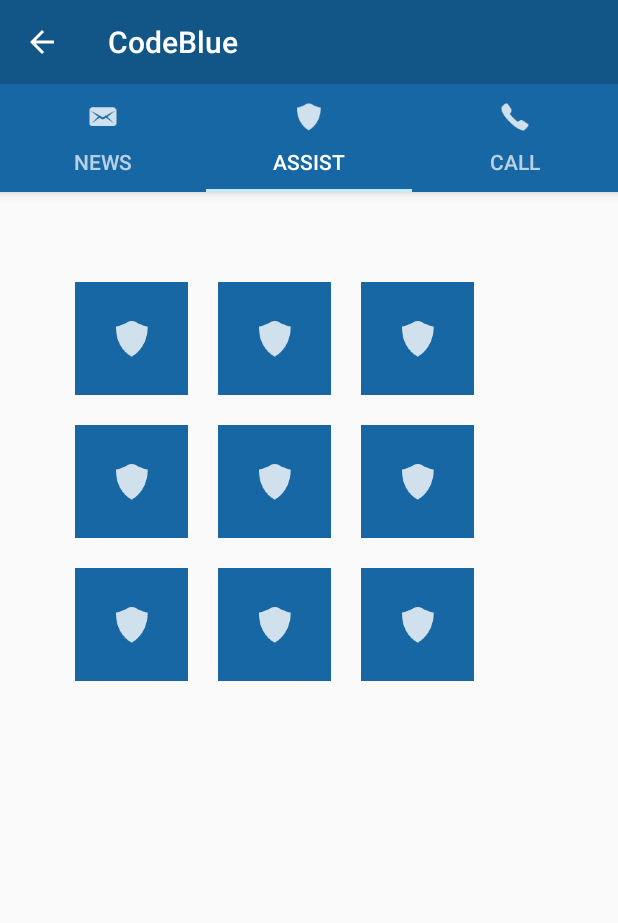
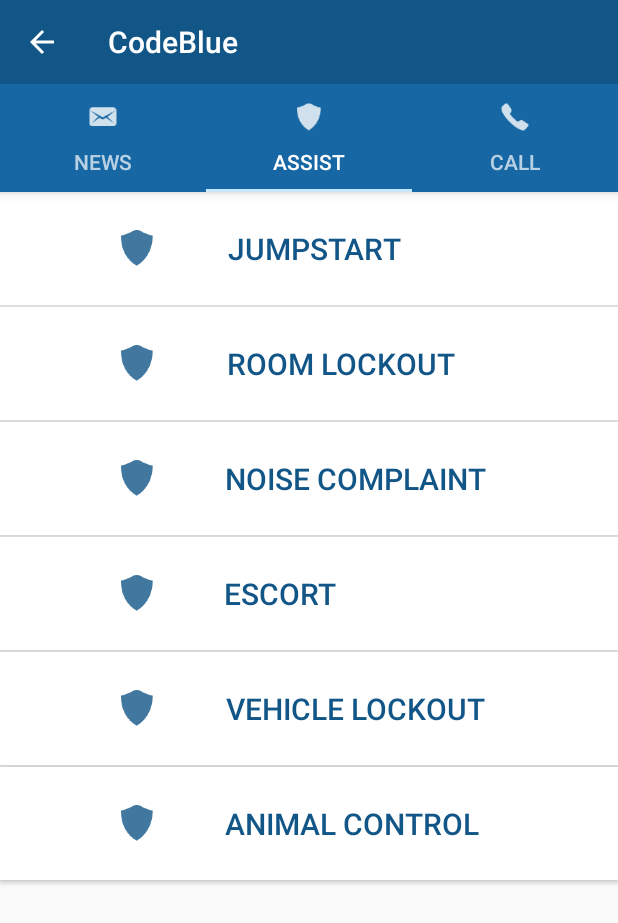
Before and after one commit to AlexKiss6/Code-Blue, an Android app: the screen it shows after launch (MainActivity), tab 2 chosen, on a phone screen of 412 x 824 dp. Shown: the top 923 px of the screen. Run offline under Robolectric (Android 15) with nearby library versions, the phone set to English and light mode, and no system bars.

Commit message:
Started adding formatting to the buttons in the assist fragment

```diff
--- a/app/src/main/res/layout/fragment_assist.xml
+++ b/app/src/main/res/layout/fragment_assist.xml
@@ -1,111 +1,119 @@
-<GridLayout xmlns:android="http://schemas.android.com/apk/res/android"
+<RelativeLayout xmlns:android="http://schemas.android.com/apk/res/android"
     android:layout_width="wrap_content"
     android:layout_height="wrap_content"
     android:layout_gravity="center"
-    android:columnCount="3"
-    android:orientation="horizontal"
-    android:paddingLeft="40dp"
-    android:paddingTop="50dp">
+    android:orientation="horizontal">
+
+        <LinearLayout
+        android:orientation="vertical"
+        android:layout_width="match_parent"
+        android:layout_height="match_parent">
 
 
+        <Button
+            android:layout_width="match_parent"
+            android:layout_height="75dp"
+            android:background="#FFFFFF"
+            android:drawableTint="@color/colorPrimaryDark"
+            android:paddingLeft="75dp"
+            android:paddingRight="85dp"
+            android:drawableLeft="@drawable/ic_tab_assist"
+            android:textColor="@color/colorPrimaryDark"
+            android:id="@+id/ButtonJumpStart"
+            android:drawablePadding="-15sp"
+            android:text="jumpstart"
+            android:textSize="20sp"
+            android:textAlignment="gravity"></Button>
 
-    <ImageButton
-        android:layout_width="75dp"
-        android:layout_height="75dp"
-        android:id="@+id/imageButton1"
-        android:src="@drawable/ic_tab_assist"
-        android:background="@color/colorSecondary"
-        android:layout_alignParentTop="true"
-        android:layout_alignParentLeft="true"
-        android:layout_alignParentStart="true"
-        android:layout_margin="10dp" />
+            <View android:layout_width="fill_parent"
+                android:layout_height="2px"
+                android:background="#90f9f9f9"/>
 
-    <ImageButton
-        android:layout_width="75dp"
-        android:layout_height="75dp"
-        android:id="@+id/imageButton2"
-        android:src="@drawable/ic_tab_assist"
-        android:background="@color/colorSecondary"
-        android:layout_alignParentTop="true"
-        android:layout_alignParentLeft="true"
-        android:layout_alignParentStart="true"
-        android:layout_margin="10dp" />
+        <Button
+            android:layout_width="match_parent"
+            android:layout_height="75dp"
+            android:background="#FFFFFF"
+            android:drawableTint="@color/colorPrimaryDark"
+            android:paddingLeft="75dp"
+            android:paddingRight="50dp"
+            android:drawableLeft="@drawable/ic_tab_assist"
+            android:textColor="@color/colorPrimaryDark"
+            android:id="@+id/ButtonRoomLockout"
+            android:drawablePadding="-15sp"
+            android:text="room lockout"
+            android:textSize="20sp"></Button>
 
-    <ImageButton
-        android:layout_width="75dp"
-        android:layout_height="75dp"
-        android:id="@+id/imageButton3"
-        android:src="@drawable/ic_tab_assist"
-        android:background="@color/colorSecondary"
-        android:layout_alignParentTop="true"
-        android:layout_alignParentLeft="true"
-        android:layout_alignParentStart="true"
-        android:layout_margin="10dp" />
+            <View android:layout_width="fill_parent"
+                android:layout_height="2px"
+                android:background="#90f9f9f9"/>
 
-    <ImageButton
-        android:layout_width="75dp"
-        android:layout_height="75dp"
-        android:id="@+id/imageButton4"
-        android:src="@drawable/ic_tab_assist"
-        android:background="@color/colorSecondary"
-        android:layout_alignParentTop="true"
-        android:layout_alignParentLeft="true"
-        android:layout_alignParentStart="true"
-        android:layout_margin="10dp" />
+        <Button
+            android:layout_width="match_parent"
+            android:layout_height="75dp"
+            android:background="#FFFFFF"
+            android:drawableTint="@color/colorPrimaryDark"
+            android:paddingLeft="75dp"
+            android:paddingRight="30dp"
+            android:drawableLeft="@drawable/ic_tab_assist"
+            android:textColor="@color/colorPrimaryDark"
+            android:id="@+id/ButtonNoiseComplaint"
+            android:drawablePadding="-15sp"
+            android:text="noise complaint"
+            android:textSize="20sp"></Button>
 
-    <ImageButton
-        android:layout_width="75dp"
-        android:layout_height="75dp"
-        android:id="@+id/imageButton5"
-        android:src="@drawable/ic_tab_assist"
-        android:background="@color/colorSecondary"
-        android:layout_alignParentTop="true"
-        android:layout_alignParentLeft="true"
-        android:layout_alignParentStart="true"
-        android:layout_margin="10dp" />
+            <View android:layout_width="fill_parent"
+                android:layout_height="2px"
+                android:background="#90f9f9f9"/>
 
-    <ImageButton
-        android:layout_width="75dp"
-        android:layout_height="75dp"
-        android:id="@+id/imageButton6"
-        android:src="@drawable/ic_tab_assist"
-        android:background="@color/colorSecondary"
-        android:layout_alignParentTop="true"
-        android:layout_alignParentLeft="true"
-        android:layout_alignParentStart="true"
-        android:layout_margin="10dp" />
+        <Button
+            android:layout_width="match_parent"
+            android:layout_height="75dp"
+            android:background="#FFFFFF"
+            android:drawableTint="@color/colorPrimaryDark"
+            android:paddingLeft="75dp"
+            android:paddingRight="130dp"
+            android:drawableLeft="@drawable/ic_tab_assist"
+            android:textColor="@color/colorPrimaryDark"
+            android:id="@+id/ButtonEscort"
+            android:drawablePadding="-15sp"
+            android:text="escort"
+            android:textSize="20sp"></Button>
 
-    <ImageButton
-        android:layout_width="75dp"
-        android:layout_height="75dp"
-        android:id="@+id/imageButton7"
-        android:src="@drawable/ic_tab_assist"
-        android:background="@color/colorSecondary"
-        android:layout_alignParentTop="true"
-        android:layout_alignParentLeft="true"
-        android:layout_alignParentStart="true"
-        android:layout_margin="10dp" />
+            <View android:layout_width="fill_parent"
+                android:layout_height="2px"
+                android:background="#90f9f9f9"/>
 
-    <ImageButton
-        android:layout_width="75dp"
-        android:layout_height="75dp"
-        android:id="@+id/imageButton8"
-        android:src="@drawable/ic_tab_assist"
-        android:background="@color/colorSecondary"
-        android:layout_alignParentTop="true"
-        android:layout_alignParentLeft="true"
-        android:layout_alignParentStart="true"
-        android:layout_margin="10dp" />
+        <Button
+            android:layout_width="match_parent"
+            android:layout_height="75dp"
+            android:background="#FFFFFF"
+            android:drawableTint="@color/colorPrimaryDark"
+            android:paddingLeft="75dp"
+            android:paddingRight="30dp"
+            android:drawableLeft="@drawable/ic_tab_assist"
+            android:textColor="@color/colorPrimaryDark"
+            android:id="@+id/ButtonVehicleLockout"
+            android:drawablePadding="-15sp"
+            android:text="vehicle lockout"
+            android:textSize="20sp"></Button>
 
-    <ImageButton
-        android:layout_width="75dp"
-        android:layout_height="75dp"
-        android:id="@+id/imageButton9"
-        android:src="@drawable/ic_tab_assist"
-        android:background="@color/colorSecondary"
-        android:layout_alignParentTop="true"
-        android:layout_alignParentLeft="true"
-        android:layout_alignParentStart="true"
-        android:layout_margin="10dp" />
+            <View android:layout_width="fill_parent"
+                android:layout_height="2px"
+                android:background="#90f9f9f9"/>
 
-</GridLayout>
+        <Button
+            android:layout_width="match_parent"
+            android:layout_height="75dp"
+            android:background="#FFFFFF"
+            android:drawableTint="@color/colorPrimaryDark"
+            android:paddingLeft="75dp"
+            android:paddingRight="35dp"
+            android:drawableLeft="@drawable/ic_tab_assist"
+            android:textColor="@color/colorPrimaryDark"
+            android:id="@+id/ButtonAnimalControl"
+            android:drawablePadding="-15sp"
+            android:text="animal control"
+            android:textSize="20sp"></Button>
+
+    </LinearLayout>
+</RelativeLayout>
```
